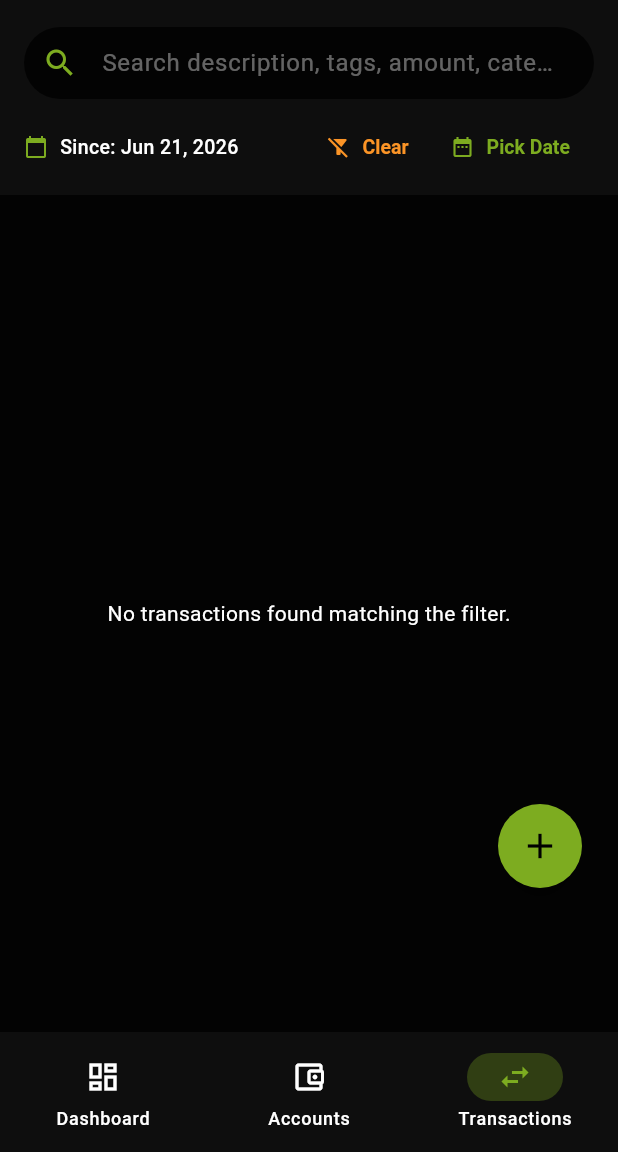
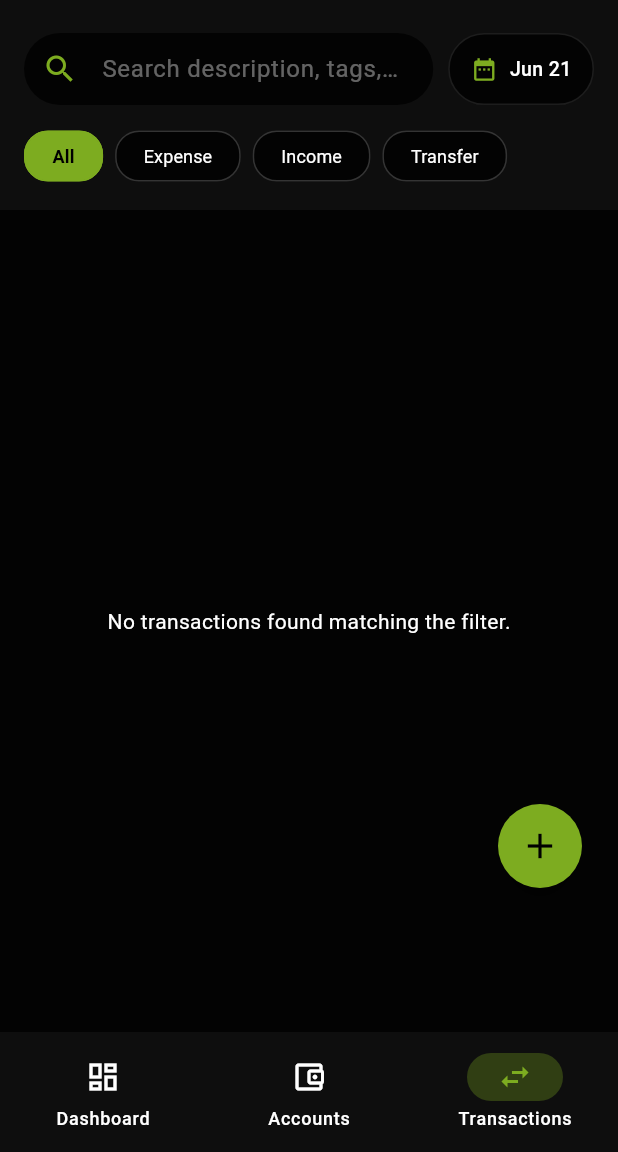
Before and after one commit to yohncf/budget_app_v2, a Flutter app: the screen it shows once a user with an empty profile is signed in, item 3 of the bottom bar chosen, on a phone screen of 412 x 824 dp, the part 84-1236 px from its top. Run offline on Flutter 3.47's test engine with Material 3 defaults, Android fonts, the phone set to English and light mode, and no system bars; our stand-ins replace firebase_auth, firebase_core, fl_chart, google_fonts, google_sign_in, supabase_flutter; missing offline and left inert: google_sign_in_web; accounts and stored records are empty.

Commit message:
feat(transactions): add type filters, search by amount, date picker alignment, and blue transfer amount styling

```diff
--- a/lib/core/models/models.dart
+++ b/lib/core/models/models.dart
@@ -146,6 +146,7 @@ class Transaction {
   // UI presentation helper properties (joined from DB)
   final String? accountName;
   final String? categoryName;
+  final String? categoryType;
 
   Transaction({
     required this.id,
@@ -164,6 +165,7 @@ class Transaction {
     required this.createdAt,
     this.accountName,
     this.categoryName,
+    this.categoryType,
   });
 
   factory Transaction.fromJson(Map<String, dynamic> json) {
@@ -188,6 +190,7 @@ class Transaction {
       createdAt: DateTime.parse(json['created_at'] as String),
       accountName: accountData != null ? accountData['name'] as String? : json['account_name'] as String?,
       categoryName: categoryData != null ? categoryData['name'] as String? : json['category_name'] as String?,
+      categoryType: categoryData != null ? categoryData['type'] as String? : json['category_type'] as String?,
     );
   }
 
--- a/lib/core/services/database_service.dart
+++ b/lib/core/services/database_service.dart
@@ -53,26 +53,53 @@ class DatabaseService {
   }
 
   // --- TRANSACTIONS ---
+  /// Fetches transactions from the Supabase database.
+  /// Supports starting date constraint, text search queries (which can be a description, tag, or amount),
+  /// and filtering by category types (expense, income, transfer).
   Future<List<Transaction>> fetchTransactions({
     DateTime? startDate,
     String? query,
+    String? typeFilter,
     required int limit,
     required int offset,
   }) async {
     try {
+      // Fetch transactions with inner-joined categories to facilitate filtering on category type
       var queryBuilder = _client
           .from('transactions')
-          .select('*, accounts(name), categories(name)');
+          .select('*, accounts(name), categories!inner(name, type)');
 
+      // Apply date constraint if specified
       if (startDate != null) {
         queryBuilder = queryBuilder.gte('date', startDate.toIso8601String());
       }
+
+      // Handle search queries (supports description, tags, and transaction amount)
       if (query != null && query.trim().isNotEmpty) {
         final q = query.trim();
-        // Supabase Postgres full text search or simple custom or filter
-        queryBuilder = queryBuilder.or('description.ilike.%$q%,tags.ilike.%$q%');
+        final numericVal = double.tryParse(q);
+        if (numericVal != null) {
+          // If query is numeric, search in description, tags, or matching positive/negative transaction amounts
+          final absVal = numericVal.abs();
+          queryBuilder = queryBuilder.or('description.ilike.%$q%,tags.ilike.%$q%,amount.eq.$absVal,amount.eq.-$absVal');
+        } else {
+          // If query is text, search in description or tags
+          queryBuilder = queryBuilder.or('description.ilike.%$q%,tags.ilike.%$q%');
+        }
       }
 
+      // Filter by category type based on chosen chip
+      if (typeFilter != null) {
+        if (typeFilter == 'expense') {
+          queryBuilder = queryBuilder.inFilter('categories.type', ['expense', 'tax']);
+        } else if (typeFilter == 'income') {
+          queryBuilder = queryBuilder.inFilter('categories.type', ['income', 'reimbursement']);
+        } else if (typeFilter == 'transfer') {
+          queryBuilder = queryBuilder.eq('categories.type', 'transfer');
+        }
+      }
+
+      // Execute paginated and ordered query
       final response = await queryBuilder
           .order('date', ascending: false)
           .range(offset, offset + limit - 1);
--- a/lib/features/transactions/transactions_page.dart
+++ b/lib/features/transactions/transactions_page.dart
@@ -22,14 +22,24 @@ class TransactionsPageState extends State<TransactionsPage> {
   int _offset = 0;
   final int _limit = 30;
 
+  // Filters and search query state variables
   DateTime? _startDate;
+  DateTime? _presetDate; // Default preset date (15 days ago) to revert to on clearing filters
   String _searchQuery = '';
+  String? _selectedTypeFilter; // Tracks category type filter selection ('expense', 'income', 'transfer', or null)
+
+  /// Returns the default date preset of 15 days ago
+  DateTime _getDefaultPresetDate() {
+    final now = DateTime.now();
+    return DateTime(now.year, now.month, now.day).subtract(const Duration(days: 15));
+  }
 
   @override
   void initState() {
     super.initState();
-    final now = DateTime.now();
-    _startDate = DateTime(now.year, now.month, now.day).subtract(const Duration(days: 15));
+    // Initialize filter date preset and start date
+    _presetDate = _getDefaultPresetDate();
+    _startDate = _presetDate;
     loadTransactions();
     _scrollController.addListener(_onScroll);
   }
@@ -41,6 +51,7 @@ class TransactionsPageState extends State<TransactionsPage> {
     super.dispose();
   }
 
+  /// Fetches transactions from backend using active filters (date range, query, type)
   Future<void> loadTransactions({bool reset = false}) async {
     if (_isLoading) return;
 
@@ -57,6 +68,7 @@ class TransactionsPageState extends State<TransactionsPage> {
       final list = await _databaseService.fetchTransactions(
         startDate: _startDate,
         query: _searchQuery.isEmpty ? null : _searchQuery,
+        typeFilter: _selectedTypeFilter,
         limit: _limit,
         offset: _offset,
       );
@@ -85,6 +97,7 @@ class TransactionsPageState extends State<TransactionsPage> {
     }
   }
 
+  /// Triggers a reset reload when the search term is updated
   void _onSearchChanged(String query) {
     setState(() {
       _searchQuery = query;
@@ -92,6 +105,7 @@ class TransactionsPageState extends State<TransactionsPage> {
     loadTransactions(reset: true);
   }
 
+  /// Opens the system date picker dialog with custom dark styling mapping to design guidelines
   Future<void> _selectStartDate() async {
     final DateTime? picked = await showDatePicker(
       context: context,
@@ -121,11 +135,51 @@ class TransactionsPageState extends State<TransactionsPage> {
     }
   }
 
-  void _clearDateFilter() {
+  /// Clears the search field, type filter, and reverts the start date back to the initial preset
+  void _clearAllFilters() {
     setState(() {
-      _startDate = null;
+      _searchController.clear();
+      _searchQuery = '';
+      _startDate = _presetDate;
+      _selectedTypeFilter = null;
     });
     loadTransactions(reset: true);
+  }
+
+  bool get _hasActiveFilters {
+    return _searchQuery.isNotEmpty || _startDate != _presetDate || _selectedTypeFilter != null;
+  }
+
+  Widget _buildTypeChip(String label, String? typeValue) {
+    final isSelected = _selectedTypeFilter == typeValue;
+    return ChoiceChip(
+      label: Text(label),
+      selected: isSelected,
+      onSelected: (selected) {
+        if (selected) {
+          setState(() {
+            _selectedTypeFilter = typeValue;
+          });
+          loadTransactions(reset: true);
+        }
+      },
+      selectedColor: AppColors.limeMoss,
+      backgroundColor: AppColors.background,
+      labelStyle: TextStyle(
+        color: isSelected ? Colors.black : Colors.white,
+        fontWeight: isSelected ? FontWeight.bold : FontWeight.normal,
+        fontSize: 12,
+      ),
+      shape: RoundedRectangleBorder(
+        borderRadius: BorderRadius.circular(16),
+        side: BorderSide(
+          color: isSelected ? AppColors.limeMoss : Colors.white10,
+          width: 1,
+        ),
+      ),
+      showCheckmark: false,
+      padding: const EdgeInsets.symmetric(horizontal: 10, vertical: 6),
+    );
   }
 
   void _editTransaction(Transaction tx) {
@@ -145,15 +199,19 @@ class TransactionsPageState extends State<TransactionsPage> {
     return Scaffold(
       backgroundColor: AppColors.background,
       appBar: PreferredSize(
-        preferredSize: const Size.fromHeight(130),
+        preferredSize: const Size.fromHeight(140),
         child: Container(
           color: AppColors.card,
-          padding: const EdgeInsets.symmetric(horizontal: 16.0, vertical: 8.0),
+          padding: const EdgeInsets.fromLTRB(16.0, 8.0, 16.0, 12.0),
           child: Column(
             mainAxisAlignment: MainAxisAlignment.end,
+            crossAxisAlignment: CrossAxisAlignment.stretch,
             children: [
-              // Search input
-              TextField(
+              // Search input and Date Picker row
+              Row(
+                children: [
+                  Expanded(
+                    child: TextField(
                       controller: _searchController,
                       onChanged: _onSearchChanged,
                       style: const TextStyle(color: Colors.white),
@@ -179,41 +237,72 @@ class TransactionsPageState extends State<TransactionsPage> {
                         ),
                       ),
                     ),
-              const SizedBox(height: 8),
+                  ),
+                  const SizedBox(width: 10),
+                  // Date picker next to search bar
+                  InkWell(
+                    onTap: _selectStartDate,
+                    borderRadius: BorderRadius.circular(24),
+                    child: Container(
+                      height: 48,
+                      padding: const EdgeInsets.symmetric(horizontal: 14),
+                      decoration: BoxDecoration(
+                        color: AppColors.background,
+                        borderRadius: BorderRadius.circular(24),
+                        border: Border.all(color: Colors.white10, width: 1),
+                      ),
+                      child: Row(
+                        mainAxisSize: MainAxisSize.min,
+                        children: [
+                          const Icon(Icons.date_range, size: 18, color: AppColors.limeMoss),
+                          const SizedBox(width: 8),
+                          Text(
+                            _startDate == null
+                                ? 'All Time'
+                                : DateFormat('MMM dd').format(_startDate!),
+                            style: const TextStyle(
+                              color: Colors.white,
+                              fontSize: 13,
+                              fontWeight: FontWeight.w500,
+                            ),
+                          ),
+                        ],
+                      ),
+                    ),
+                  ),
+                ],
+              ),
+              const SizedBox(height: 10),
 
-              // Filter row
+              // Chips & Clear Filters Row
               Row(
                 mainAxisAlignment: MainAxisAlignment.spaceBetween,
                 children: [
-                  Row(
+                  Expanded(
+                    child: SingleChildScrollView(
+                      scrollDirection: Axis.horizontal,
+                      child: Row(
                         children: [
-                      const Icon(Icons.calendar_today, size: 16, color: AppColors.limeMoss),
+                          _buildTypeChip('All', null),
                           const SizedBox(width: 8),
-                      Text(
-                        _startDate == null
-                            ? 'All Transactions'
-                            : 'Since: ${DateFormat.yMMMd().format(_startDate!)}',
-                        style: const TextStyle(color: Colors.white, fontSize: 13, fontWeight: FontWeight.w500),
+                          _buildTypeChip('Expense', 'expense'),
+                          const SizedBox(width: 8),
+                          _buildTypeChip('Income', 'income'),
+                          const SizedBox(width: 8),
+                          _buildTypeChip('Transfer', 'transfer'),
+                        ],
+                      ),
+                    ),
+                  ),
+                  const SizedBox(width: 8),
+                  if (_hasActiveFilters)
+                    TextButton.icon(
+                      onPressed: _clearAllFilters,
+                      icon: const Icon(Icons.filter_alt_off, size: 16, color: Colors.white),
+                      label: const Text('Clear Filters', style: TextStyle(color: Colors.white, fontSize: 13)),
                     ),
                 ],
               ),
-                  Row(
-                    children: [
-                      if (_startDate != null)
-                        TextButton.icon(
-                          onPressed: _clearDateFilter,
-                          icon: const Icon(Icons.filter_alt_off, size: 16, color: Color(0xFFFB9426)),
-                          label: const Text('Clear', style: TextStyle(color: Color(0xFFFB9426), fontSize: 13)),
-                        ),
-                      TextButton.icon(
-                        onPressed: _selectStartDate,
-                        icon: const Icon(Icons.date_range, size: 16, color: AppColors.limeMoss),
-                        label: const Text('Pick Date', style: TextStyle(color: AppColors.limeMoss, fontSize: 13)),
-                      ),
-                    ],
-                  )
-                ],
-              )
             ],
           ),
         ),
@@ -245,8 +334,13 @@ class TransactionsPageState extends State<TransactionsPage> {
                       );
                     }
 
+                    // Extract transaction model attributes
                     final tx = _transactions[index];
                     final isIncome = tx.amount > 0;
+
+                    // Check if the transaction represents a transfer (either by category type or tag prefix)
+                    final isTransfer = tx.categoryType == 'transfer' ||
+                        (tx.tags != null && tx.tags!.startsWith('transfer_pair:'));
 
                     return HoverTransactionCard(
                       isIncome: isIncome,
@@ -258,7 +352,7 @@ class TransactionsPageState extends State<TransactionsPage> {
                           child: Column(
                             crossAxisAlignment: CrossAxisAlignment.start,
                             children: [
-                              // Row 1: Category Name & Amount
+                              // Row 1: Category Name & Amount (Color-coded)
                               Row(
                                 mainAxisAlignment: MainAxisAlignment.spaceBetween,
                                 children: [
@@ -274,7 +368,11 @@ class TransactionsPageState extends State<TransactionsPage> {
                                   Text(
                                     '${isIncome ? "+" : ""}\$${tx.amount.toStringAsFixed(2)}',
                                     style: TextStyle(
-                                      color: isIncome ? AppColors.limeMoss : AppColors.cinnabar,
+                                      // Transactions of type transfer should be colored Google Blue,
+                                      // other transactions are green (inflow/income) or red (outflow/expense)
+                                      color: isTransfer
+                                          ? AppColors.googleBlue
+                                          : (isIncome ? AppColors.limeMoss : AppColors.cinnabar),
                                       fontWeight: FontWeight.bold,
                                       fontSize: 16,
                                     ),
```
Also changed, not shown: 1 other file. Lines whose indentation alone changed are shown as unchanged.
